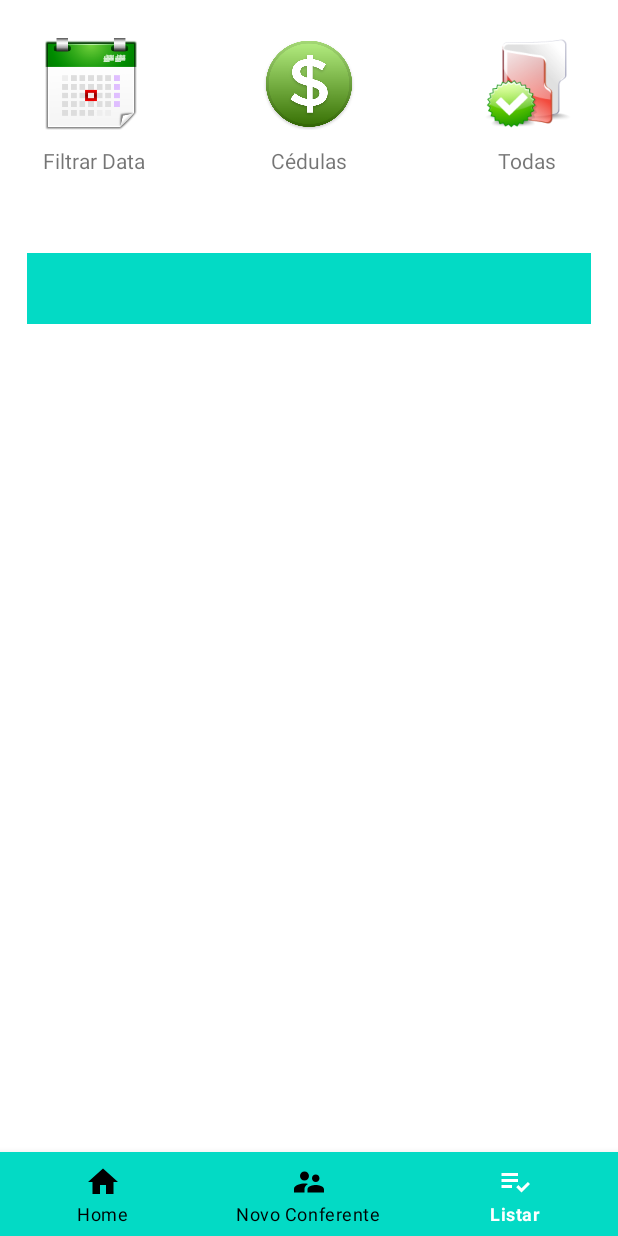
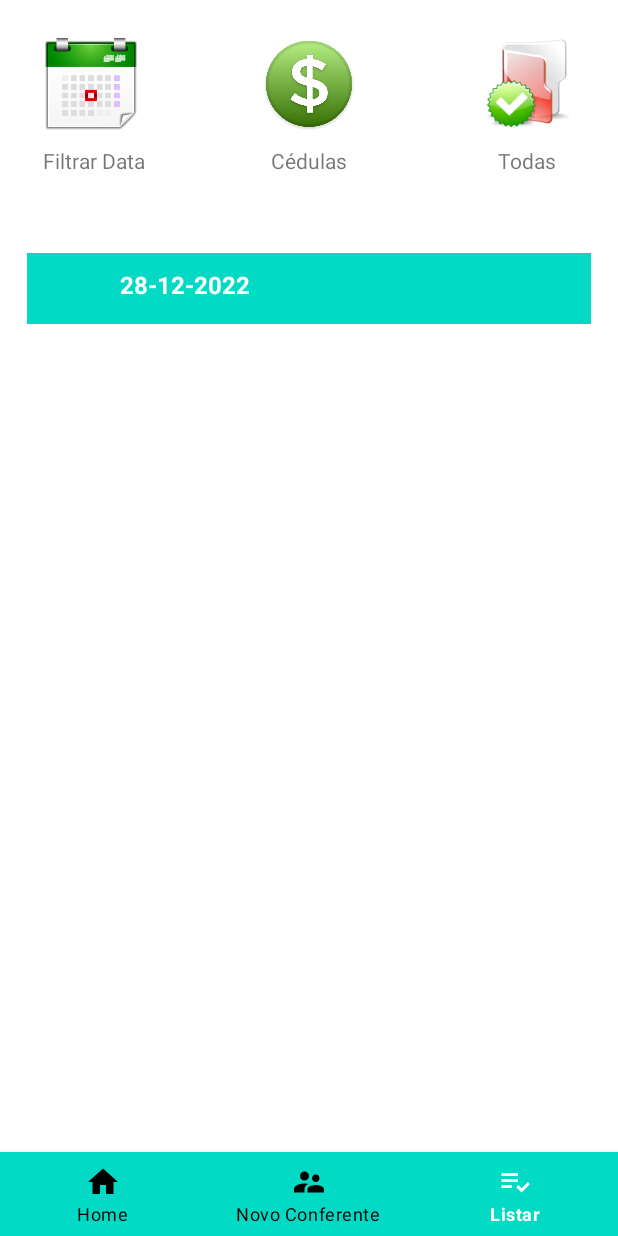
Before and after one commit to maurimed73/NSL_Dizimo, an Android app: the screen it shows after launch (ContainerActivity), item 3 of the bottom bar chosen, on a phone screen of 412 x 824 dp. Run offline under Robolectric (Android 15) with nearby library versions, the phone set to English and light mode, and no system bars.

Commit message:
inicio página contar Cedulas

```diff
--- a/app/src/main/java/com/example/nsldizimo/database/ConfereciasDAO.java
+++ b/app/src/main/java/com/example/nsldizimo/database/ConfereciasDAO.java
@@ -3,10 +3,12 @@ package com.example.nsldizimo.database;
 import android.content.Context;
 import android.database.Cursor;
 import android.database.sqlite.SQLiteDatabase;
+import android.widget.Toast;
 
 import com.example.nsldizimo.model.Conferente;
 import com.example.nsldizimo.model.Conferida;
 
+import java.text.DecimalFormat;
 import java.util.ArrayList;
 import java.util.List;
 
@@ -19,30 +21,6 @@ public class ConfereciasDAO {
         conexao = new Conexao(context);
         banco = conexao.getWritableDatabase();
     }
-
-
-   /* public List<Conferida> obterTodasConferencias(){
-        ArrayList<Conferida> conferidas = new ArrayList<>();
-       Cursor cursor = banco.query("tb_dizimo",new String[]{"codigo","conferente","valorDuzentos","valorCem","valorCinquenta","valorVinte","valorDez","valorCinco","valorDois","valorMoedas","dataContagem","valorSomaTotal"},null,null,null,null,null);
-        while(cursor.moveToNext()){
-            Conferida a = new Conferida();
-            a.setCodigo(cursor.getInt(0));
-            a.setNomeConferente(cursor.getString(1));
-            a.setValorDuzentos(cursor.getDouble(2));
-            a.setValorCem(cursor.getDouble(3));
-            a.setValorCinquenta(cursor.getDouble(4));
-            a.setValorVinte(cursor.getDouble(5));
-            a.setValorDez(cursor.getDouble(6));
-            a.setValorCinco(cursor.getDouble(7));
-            a.setValorDois(cursor.getDouble(8));
-            a.setValorMoedas(cursor.getDouble(9));
-            a.setDataContagem(cursor.getString(10));
-            a.setValorTotal(cursor.getString(11));
-            conferidas.add(a);
-        }
-        return conferidas;
-    }*/
-
 
     public List<Conferida> conferenciasFiltradasData(String data) {
         Cursor cursor;
@@ -71,4 +49,34 @@ public class ConfereciasDAO {
         }
         return conferidas;
     }
+
+    public void apagarTabela() {
+        banco.delete("tb_dizimo",null,null );
+    }
+
+    public String calcularSoma(String txtDataAtual) {
+
+        String resultado = String.valueOf(0);
+        String data = txtDataAtual;
+        Cursor res = banco.rawQuery("select SUM(valorSomaTotal)from tb_dizimo where dataContagem="+"'"+data+"'",null);
+        if(res != null){
+            res.moveToFirst();
+            if(res.getInt(0) == 0){
+                System.out.println("Tabela esta vazia");
+                resultado = "";
+            }else {
+                System.out.println(""+res.getString(0).toString());
+                DecimalFormat formatter = new DecimalFormat("###,###,##0.00");
+                String somaTotal = formatter.format(Double.parseDouble(String.valueOf(res.getString(0).toString())));
+                resultado = somaTotal;
+            }
+
+
+        }else{
+            System.out.println("Deu errado");
+
+        }
+
+        return resultado;
+    }
 }
--- a/app/src/main/java/com/example/nsldizimo/fragments/HomeFragment.java
+++ b/app/src/main/java/com/example/nsldizimo/fragments/HomeFragment.java
@@ -28,6 +28,7 @@ import android.widget.Toast;
 
 import com.example.nsldizimo.R;
 import com.example.nsldizimo.database.Conexao;
+import com.example.nsldizimo.database.ConfereciasDAO;
 import com.example.nsldizimo.database.ConferenteDAO;
 import com.example.nsldizimo.model.Conferente;
 
@@ -40,10 +41,11 @@ import java.util.List;
 public class HomeFragment extends Fragment {
 
     public Spinner spinner;
-
+    Button btnDel;
     private Animation animation;
     private List<Conferente> conferentes;
     private ConferenteDAO dao;
+    private ConfereciasDAO daoConferencias;
     private List<Conferente>conferentesFiltrados = new ArrayList<>();
 
     EditText qtd200,qtd100,qtd50,qtd20,qtd10,qtd5,qtd2,moedas;
@@ -91,6 +93,15 @@ public class HomeFragment extends Fragment {
         resultadoSomaTotal = (TextView)view.findViewById(R.id.SomaTotal);
         incluir = (Button) view.findViewById(R.id.btnsalvar);
         novoConfer = (Button)view.findViewById(R.id.btnNovoConferente);
+        btnDel = (Button) view.findViewById(R.id.btnDel);
+
+
+        btnDel.setOnClickListener(new View.OnClickListener() {
+            @Override
+            public void onClick(View v) {
+                apagarTabela(getView());
+            }
+        });
 
 
 
@@ -507,6 +518,13 @@ public class HomeFragment extends Fragment {
         spinner.setAdapter(adaptador);
     }
 
+    private void apagarTabela(View v){
+        //daoConferencias = new ConfereciasDAO(getContext());
+        //daoConferencias.apagarTabela();
+
+
+    }
+
     private void limparCampos(View v){
         resultado200.setText("");
         resultado100.setText("");
@@ -576,6 +594,8 @@ public class HomeFragment extends Fragment {
 
         if(spinner != null && spinner.getSelectedItem() !=null && spinner.getSelectedItemPosition() != -1 ) {
 
+
+
             Conexao admin = new Conexao(getContext());
             SQLiteDatabase bd = admin.getWritableDatabase();
 
--- a/app/src/main/java/com/example/nsldizimo/fragments/ListaFragment.java
+++ b/app/src/main/java/com/example/nsldizimo/fragments/ListaFragment.java
@@ -2,6 +2,7 @@ package com.example.nsldizimo.fragments;
 
 import android.app.DatePickerDialog;
 import android.app.FragmentManager;
+import android.content.Intent;
 import android.database.DataSetObserver;
 import android.os.Bundle;
 
@@ -27,15 +28,24 @@ import android.widget.TextView;
 import android.widget.Toast;
 
 import com.example.nsldizimo.R;
+import com.example.nsldizimo.activity.CedulasActivity;
 import com.example.nsldizimo.activity.RecyclerItemClickListener;
 import com.example.nsldizimo.adapter.MyAdapter;
 import com.example.nsldizimo.database.ConfereciasDAO;
 import com.example.nsldizimo.model.Conferida;
 
+import java.io.Serializable;
 import java.text.DateFormat;
+import java.text.DecimalFormat;
+import java.text.SimpleDateFormat;
+import java.time.Instant;
+import java.time.LocalDate;
+import java.time.LocalTime;
 import java.util.ArrayList;
 import java.util.Calendar;
+import java.util.Date;
 import java.util.List;
+import java.util.Locale;
 
 public class ListaFragment extends Fragment {
 
@@ -44,9 +54,9 @@ public class ListaFragment extends Fragment {
     private List<Conferida> conferidas;
     private List<Conferida>conferidasFiltradas = new ArrayList<>();
     private RecyclerView recyclerView;
-    TextView txtDataAtual;
+    TextView txtDataAtual,txtSomaTotal;
     String filtroData = null;
-    ImageButton btnCalendar, btnTodas;
+    ImageButton btnCalendar, btnTodas,btnCedulas;
     NovoConferenteFragment novoConferenteFragment;
     ListaFragment listaFragment;
 
@@ -59,15 +69,23 @@ public class ListaFragment extends Fragment {
                              Bundle savedInstanceState) {
         // Inflate the layout for this fragment
         View view = inflater.inflate(R.layout.fragment_lista, container, false);
+
         filtroData = null;
-
 
 
 
         // módulo calendar
         txtDataAtual = view.findViewById(R.id.txtDataAtual);
+
+        SimpleDateFormat formataData = new SimpleDateFormat("dd-MM-yyyy");
+        Date data = new Date();
+
+        System.out.println(""+data);
+        txtDataAtual.setText(formataData.format(data));
+        txtSomaTotal = view.findViewById(R.id.txtValorSomadoDataAtual);
         btnCalendar = view.findViewById(R.id.imgBtnCalendar);
         btnTodas = view.findViewById(R.id.imgBtnTodas);
+        btnCedulas = view.findViewById(R.id.imgBtnCedulas);
 
 
 
@@ -75,7 +93,7 @@ public class ListaFragment extends Fragment {
         btnCalendar.setOnClickListener(new View.OnClickListener() {
             @Override
             public void onClick(View v) {
-                Toast.makeText(getContext(), "Clicou em calendario", Toast.LENGTH_SHORT).show();
+
                 final Calendar c = Calendar.getInstance();
                 int mYear = c.get(Calendar.YEAR);
                 int mMonth = c.get(Calendar.MONTH);
@@ -106,14 +124,32 @@ public class ListaFragment extends Fragment {
         btnTodas.setOnClickListener(new View.OnClickListener() {
             @Override
             public void onClick(View v) {
-                filtroData = null;
+
+                Date data = new Date();
+                SimpleDateFormat formataData = new SimpleDateFormat("dd-MM-yyyy");
+
+                filtroData = formataData.format(data);
+                txtDataAtual.setText(filtroData);
+
                 listarTodas(getView(),filtroData);
+
+            }
+        });
+
+        btnCedulas.setOnClickListener(new View.OnClickListener() {
+            @Override
+            public void onClick(View v) {
+                Intent i = new Intent(getContext(), CedulasActivity.class);
+                Bundle parametros = new Bundle();
+                parametros.putSerializable("campos", (Serializable) conferidas);
+                i.putExtras(parametros);
+                startActivity(i);
             }
         });
 
         //módulo buscar listagem
         dao = new ConfereciasDAO(getContext());
-        listarTodas(view,filtroData);
+        listarTodas(view,txtDataAtual.getText().toString());
 
 
         //módulo RecyclerView
@@ -145,6 +181,14 @@ public class ListaFragment extends Fragment {
 
     private void listarTodas(View view, String txtDataAtual) {
         conferidas = dao.conferenciasFiltradasData(txtDataAtual);
+        String valor = dao.calcularSoma(txtDataAtual);
+
+
+
+
+        txtSomaTotal.setText(valor);
+
+        //String valor = conferidas.get(0).getValorTotal().toString();
         MyAdapter adapter = new MyAdapter(conferidas);
         //configurar RecyclerView
         RecyclerView.LayoutManager layoutManager = new LinearLayoutManager(getContext());
--- a/app/src/main/res/layout/fragment_home.xml
+++ b/app/src/main/res/layout/fragment_home.xml
@@ -4,7 +4,7 @@
     xmlns:tools="http://schemas.android.com/tools"
     android:layout_width="match_parent"
     android:layout_height="match_parent"
-    tools:context=".activity.ContagemDizimo">
+    tools:context=".fragments.HomeFragment">
 
     <LinearLayout
         android:id="@+id/linearLayout3"
@@ -786,8 +786,8 @@
         android:id="@+id/btnDel"
         android:layout_width="72dp"
         android:layout_height="33dp"
-        android:layout_marginTop="8dp"
-        android:layout_marginEnd="8dp"
+        android:layout_marginTop="16dp"
+        android:layout_marginEnd="16dp"
         android:layout_weight="0.2"
         android:text="del"
         android:textSize="8sp"
--- a/app/src/main/res/layout/fragment_lista.xml
+++ b/app/src/main/res/layout/fragment_lista.xml
@@ -10,12 +10,10 @@
 
     <androidx.recyclerview.widget.RecyclerView
         android:id="@+id/recyclerview"
-        android:layout_width="390dp"
-        android:layout_height="262dp"
-        android:layout_marginTop="12dp"
+        android:layout_width="356dp"
+        android:layout_height="276dp"
         android:padding="10dp"
         app:layout_constraintEnd_toEndOf="parent"
-        app:layout_constraintHorizontal_bias="0.473"
         app:layout_constraintStart_toStartOf="parent"
         app:layout_constraintTop_toBottomOf="@+id/linearLayout4" />
 
@@ -32,7 +30,7 @@
         app:layout_constraintTop_toTopOf="parent" />
 
     <ImageButton
-        android:id="@+id/imgBtnCalendar2"
+        android:id="@+id/imgBtnCedulas"
         android:layout_width="85dp"
         android:layout_height="75dp"
         android:layout_marginTop="8dp"
@@ -81,9 +79,9 @@
         android:layout_height="wrap_content"
         android:layout_marginTop="4dp"
         android:text="Cédulas"
-        app:layout_constraintEnd_toEndOf="@+id/imgBtnCalendar2"
-        app:layout_constraintStart_toStartOf="@+id/imgBtnCalendar2"
-        app:layout_constraintTop_toBottomOf="@+id/imgBtnCalendar2" />
+        app:layout_constraintEnd_toEndOf="@+id/imgBtnCedulas"
+        app:layout_constraintStart_toStartOf="@+id/imgBtnCedulas"
+        app:layout_constraintTop_toBottomOf="@+id/imgBtnCedulas" />
 
     <LinearLayout
         android:id="@+id/linearLayout4"
@@ -108,30 +106,31 @@
                 android:id="@+id/txtDataAtual"
                 android:layout_width="106dp"
                 android:layout_height="27dp"
-                android:layout_marginStart="92dp"
-                android:layout_marginTop="4dp"
+                android:layout_marginStart="8dp"
                 android:layout_weight="1"
                 android:textColor="@color/white"
                 android:textSize="16sp"
                 android:textStyle="bold"
+                app:layout_constraintBottom_toBottomOf="parent"
+                app:layout_constraintEnd_toStartOf="@+id/txtValorSomadoDataAtual"
+                app:layout_constraintHorizontal_bias="0.5"
                 app:layout_constraintStart_toStartOf="parent"
                 app:layout_constraintTop_toTopOf="parent" />
 
             <TextView
                 android:id="@+id/txtValorSomadoDataAtual"
-                android:layout_width="51dp"
+                android:layout_width="100dp"
                 android:layout_height="27dp"
                 android:layout_gravity="center_vertical"
                 android:layout_weight="1.7"
                 android:textColor="@color/white"
                 android:textSize="16sp"
                 android:textStyle="bold"
-                app:layout_constraintBottom_toBottomOf="@+id/txtDataAtual"
+                app:layout_constraintBottom_toBottomOf="parent"
                 app:layout_constraintEnd_toEndOf="parent"
-                app:layout_constraintHorizontal_bias="0.07"
+                app:layout_constraintHorizontal_bias="0.5"
                 app:layout_constraintStart_toEndOf="@+id/txtDataAtual"
-                app:layout_constraintTop_toTopOf="@+id/txtDataAtual"
-                app:layout_constraintVertical_bias="0.0" />
+                app:layout_constraintTop_toTopOf="parent" />
 
         </androidx.constraintlayout.widget.ConstraintLayout>
     </LinearLayout>
--- a/app/src/main/res/layout/fragment_novo_conferente.xml
+++ b/app/src/main/res/layout/fragment_novo_conferente.xml
@@ -3,7 +3,7 @@
     xmlns:tools="http://schemas.android.com/tools"
     android:layout_width="match_parent"
     android:layout_height="match_parent"
-    tools:context=".activity.NovoConferenteActivity">
+    tools:context=".fragments.NovoConferenteFragment">
 
 
     <TextView
--- a/app/src/main/res/layout/item_view.xml
+++ b/app/src/main/res/layout/item_view.xml
@@ -12,6 +12,7 @@
         android:layout_height="wrap_content"
         android:layout_marginStart="16dp"
         android:layout_marginTop="8dp"
+        android:maxLength="18"
         android:text="Name"
         android:textColor="@color/black"
         app:layout_constraintStart_toStartOf="parent"
--- a/app/src/main/res/layout/list_item_text.xml
+++ b/app/src/main/res/layout/list_item_text.xml
@@ -2,7 +2,7 @@
 
     <TextView xmlns:android="http://schemas.android.com/apk/res/android"
         android:id="@android:id/text1"
-        android:layout_width="250dp"
+        android:layout_width="270dp"
         android:layout_height="wrap_content"
         android:textSize="20dp"
         android:textColor="@color/black"
--- a/app/src/main/res/layout/spinner_item_text.xml
+++ b/app/src/main/res/layout/spinner_item_text.xml
@@ -2,8 +2,9 @@
 
     <TextView xmlns:android="http://schemas.android.com/apk/res/android"
         android:id="@android:id/text1"
-        android:layout_width="100dp"
+        android:layout_width="200dp"
         android:layout_height="wrap_content"
+        android:maxLength="16"
         android:textSize="16dp"
         android:textColor="@color/black"
         android:gravity="center_vertical"
```
Also changed, not shown: app/src/main/AndroidManifest.xml (+8 -2 lines), app/src/main/java/com/example/nsldizimo/activity/CedulasActivity.java (added, +45 -0 lines), app/src/main/res/layout/activity_cedulas.xml (added, +9 -0 lines).
